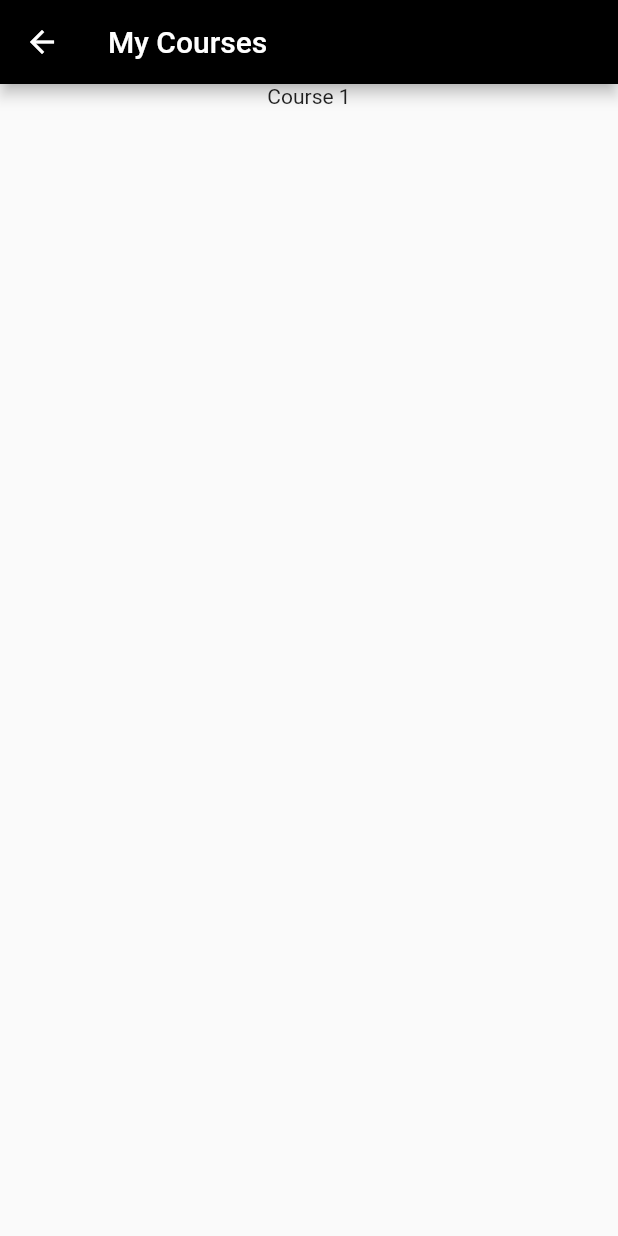
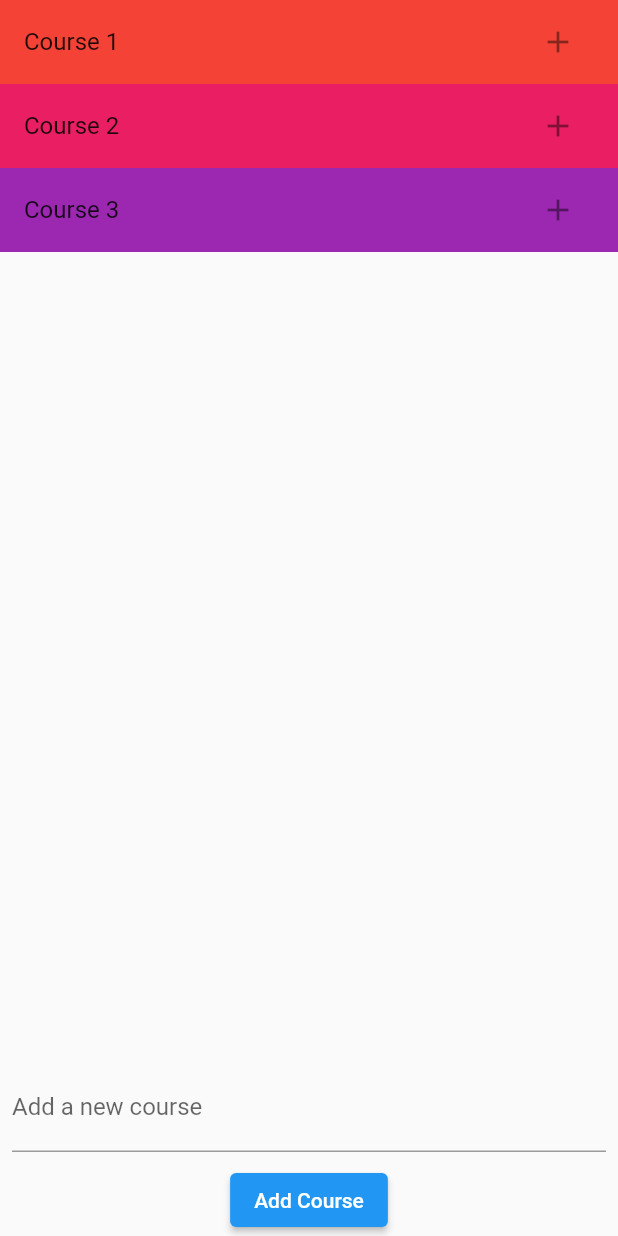
Before and after one commit to MostafaHamedd/Course-grade-tracker, a Flutter app: the CoursesPage widget shown alone on an empty page, opened directly, on a phone screen of 412 x 824 dp. Run offline on Flutter 3.47's test engine with Material 2 defaults, Android fonts, the phone set to English and light mode, and no system bars; our stand-ins replace page_transition.

Commit message:
Courses page updated

```diff
--- a/lib/courses.dart
+++ b/lib/courses.dart
@@ -1,31 +1,72 @@
 import 'package:flutter/material.dart';
-import 'package:tellmore_course_tracker/reusableWidgets.dart';
-import 'reusableWidgets.dart';
+
 class CoursesPage extends StatefulWidget {
-  const CoursesPage({Key? key}) : super(key: key);
-
   @override
-  State<CoursesPage> createState() => _CoursesPageState();
+  _CoursesPageState createState() => _CoursesPageState();
 }
 
 class _CoursesPageState extends State<CoursesPage> {
+  final List<String> _courses = ["Course 1", "Course 2", "Course 3"];
+  String _newCourse = "";
+
   @override
   Widget build(BuildContext context) {
-    return Scaffold(
-      appBar: ReusableWidgets().appBar('My Courses'),
-      body: coursesBody(),
+    return Material(
+      child: Column(
+        children: <Widget>[
+          Expanded(
+            child: ListView.builder(
+              itemCount: _courses.length,
+              itemBuilder: (context, index) {
+                return Container(
+                  color: Colors.primaries[index % Colors.primaries.length],
+                  child: ListTile(
+                    title: Text(_courses[index]),
+                    onTap: () {
+                      // Do something when the tile is clicked
+                      // Navigator.push(
+                      //     context,
+                      //     MaterialPageRoute(
+                      //     builder: (context) => AddAssignmentsScreen(course: _courses[index]));
+                    },
+                    trailing: IconButton(
+                      icon: Icon(Icons.add),
+                      onPressed: () {
+                        _courses.add(_newCourse);
+                        _newCourse = "";
+                        // Do something when the button is clicked
+                      },
+                    ),
+                  ),
+                );
+              },
+            ),
+
+          ),
+          Padding(
+            padding: const EdgeInsets.all(8.0),
+            child: TextField(
+              decoration: InputDecoration(
+                labelText: "Add a new course",
+              ),
+              onChanged: (value) {
+                _newCourse = value;
+              },
+            ),
+          ),
+          ElevatedButton(
+            style: ElevatedButton.styleFrom(
+              // Set the button color to black
+            ),
+            child: Text("Add Course"),
+            onPressed: () {
+              setState(() {
+                _courses.add(_newCourse);
+              });
+            },
+          ),
+        ],
+      ),
     );
   }
 }
-
-Widget coursesBody(){
-  return Center(
-    child: Column(
-      children: [
-        Container(
-          child: Text('Course 1'),
-        ),
-      ],
-    ),
-  );
-}
```
